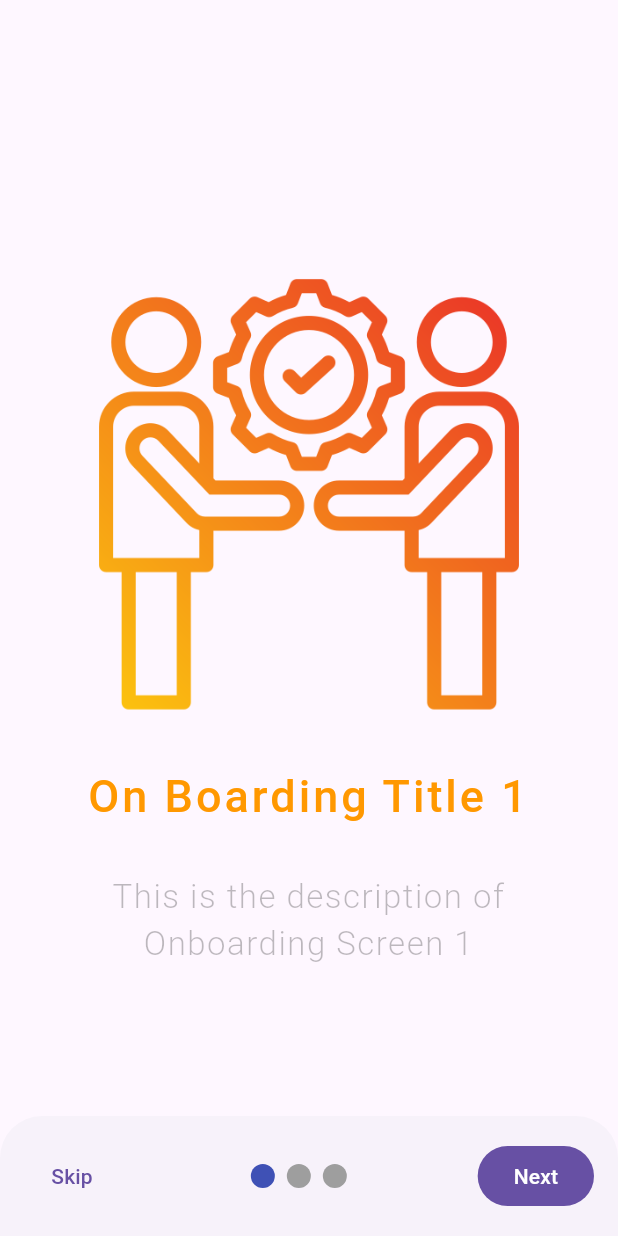
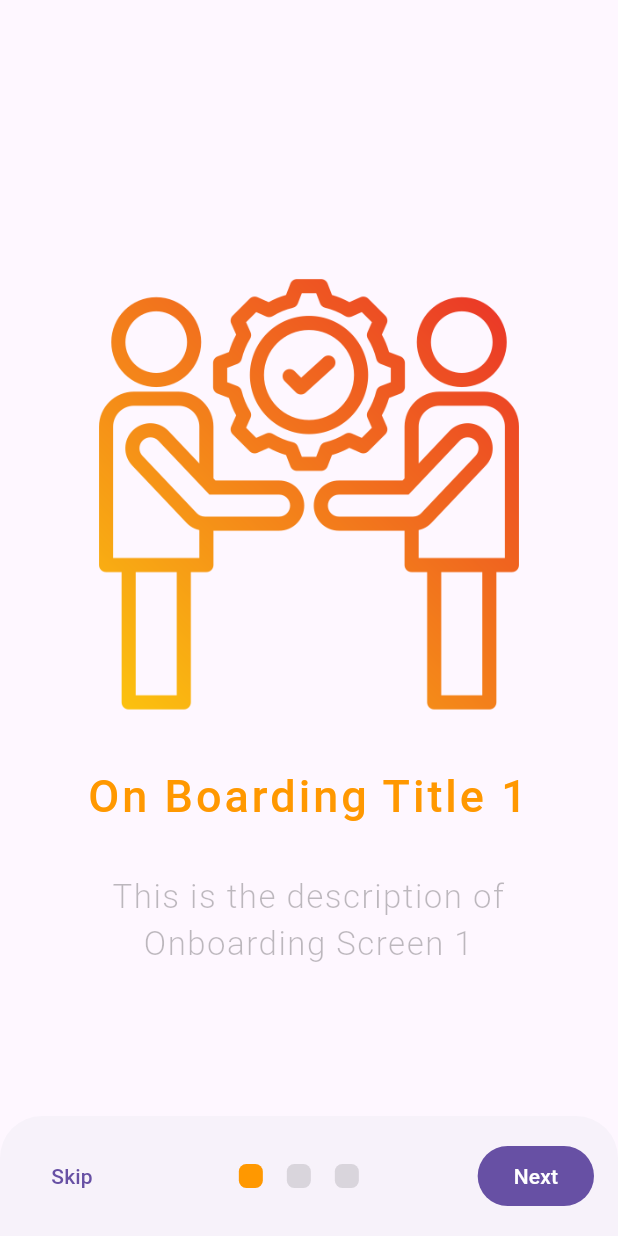
Before and after one commit to Ratndeep1999/third_onboarding_screen, a Flutter app: the screen it shows after launch, on a phone screen of 412 x 824 dp. Run offline on Flutter 3.47's test engine with Material 3 defaults, Android fonts, the phone set to English and light mode, and no system bars; drawn by our look-alikes of smooth_page_indicator.

Commit message:
onboarding_screen.dart: OnboardingDataWidget() add and values pass to namedParameters.

```diff
--- a/lib/onboarding/screen/onboarding_screen.dart
+++ b/lib/onboarding/screen/onboarding_screen.dart
@@ -1,6 +1,7 @@
 import 'package:flutter/material.dart';
 import 'package:smooth_page_indicator/smooth_page_indicator.dart';
-import 'package:third_onboarding_screen/utils/constants/app_texts.dart';
+import 'package:third_onboarding_screen/onboarding/data/onboarding_data.dart';
+import 'package:third_onboarding_screen/onboarding/widgets/onboarding_data_widget.dart';
 
 class OnboardingScreen extends StatefulWidget {
   const OnboardingScreen({super.key});
@@ -11,6 +12,7 @@ class OnboardingScreen extends StatefulWidget {
 
 class _OnboardingScreenState extends State<OnboardingScreen> {
   final PageController _pageController = PageController();
+  int _pageIndex = 0;
 
   @override
   Widget build(BuildContext context) {
@@ -24,7 +26,21 @@ class _OnboardingScreenState extends State<OnboardingScreen> {
             TextButton(onPressed: () {}, child: Text("Skip")),
 
             /// Dot Indicator
-            SmoothPageIndicator(controller: _pageController, count: 3),
+            SmoothPageIndicator(
+              controller: _pageController,
+              count: onboardingData.length,
+              onDotClicked: (index) => debugPrint("Index: $index"),
+              effect: const SwapEffect(
+                type: SwapType.yRotation,
+                dotHeight: 16,
+                dotWidth: 16,
+                activeDotColor: Colors.orange,
+                dotColor: Colors.black12,
+                radius: 5.0,
+                spacing: 16,
+                strokeWidth: 2.0,
+              ),
+            ),
 
             /// Button
             FilledButton(onPressed: () {}, child: Text("Next")),
@@ -32,47 +48,11 @@ class _OnboardingScreenState extends State<OnboardingScreen> {
         ),
       ),
       body: SafeArea(
-        child: Padding(
-          padding: const EdgeInsets.symmetric(horizontal: 16.0),
-          child: Column(
-            mainAxisAlignment: MainAxisAlignment.center,
-            children: [
-              /// Icon
-              Image(
-                alignment: Alignment.center,
-                image: AssetImage("assets/onboarding/onboarding_1.png"),
-                height: 300,
-                width: 300,
-                fit: BoxFit.contain,
-              ),
-              SizedBox(height: 30),
-
-              /// Title
-              Text(
-                AppText.kOnBoardingTitle1,
-                textAlign: TextAlign.center,
-                style: TextStyle(
-                  color: Colors.orange,
-                  fontSize: 30,
-                  fontWeight: FontWeight.w500,
-                  letterSpacing: 2,
-                ),
-              ),
-              SizedBox(height: 30),
-
-              /// Description
-              Text(
-                AppText.kOnBoardingDesc1,
-                textAlign: TextAlign.center,
-                style: TextStyle(
-                  color: Colors.black26,
-                  fontSize: 22,
-                  fontWeight: FontWeight.w300,
-                  letterSpacing: 1,
-                ),
-              ),
-            ],
-          ),
+        /// Onboarding Data Widget
+        child: OnboardingDataWidget(
+          pageIndex: _pageIndex,
+          pageController: _pageController,
+          onPageChanged: (index) => debugPrint("Index: $index"),
         ),
       ),
     );
```
